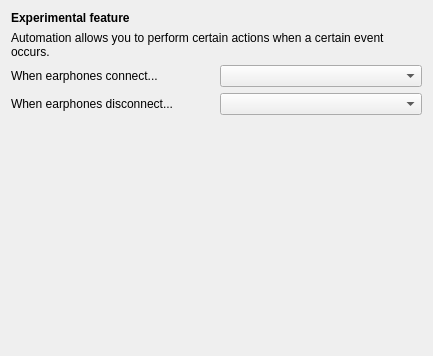
The window that openfreebuds_qt/designer/automation_module.ui (melianmiko/OpenFreebuds) describes before a commit, drawn with Qt 5.
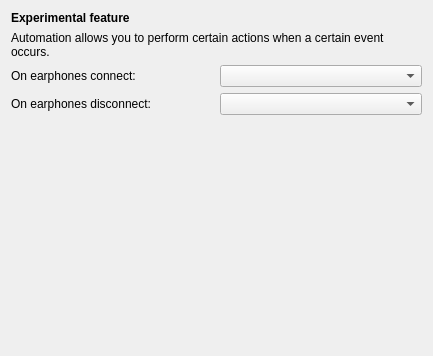
The same window after the commit.

What changed in the file:
```diff
--- a/openfreebuds_qt/designer/automation_module.ui
+++ b/openfreebuds_qt/designer/automation_module.ui
@@ -27,14 +27,14 @@
    <item row="2" column="0">
     <widget class="QLabel" name="label_2">
      <property name="text">
-      <string>When earphones connect...</string>
+      <string>On earphones connect:</string>
      </property>
     </widget>
    </item>
    <item row="3" column="0">
     <widget class="QLabel" name="label_4">
      <property name="text">
-      <string>When earphones disconnect...</string>
+      <string>On earphones disconnect:</string>
      </property>
     </widget>
    </item>
```
